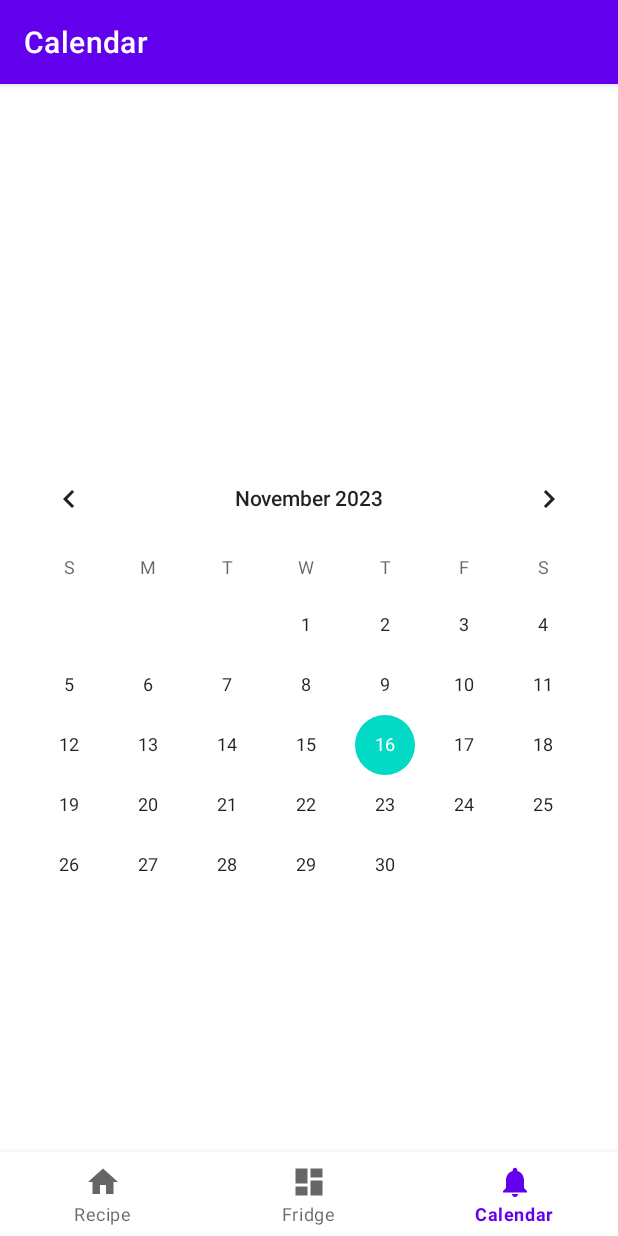
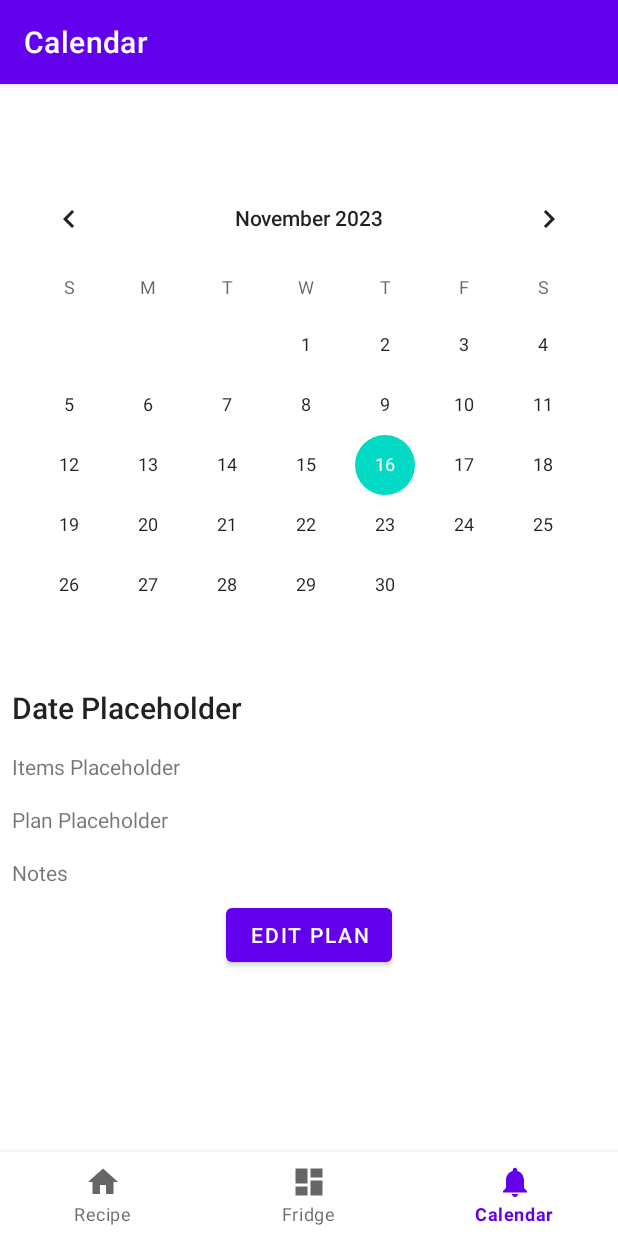
Before and after one commit to Awesomedonut/CookSmart, an Android app built with Jetpack Compose: the CalendarFragment screen opened through its navigation route, on a phone screen of 412 x 824 dp. Run offline under Robolectric (Android 15) with nearby library versions, the phone set to English and light mode, and no system bars; our stand-ins replace navigation-ui; pictures from the network do not load.

Commit message:
- Add new UI to calendar fragment - Add expiry date check in CalendarFragment - Edit button in fridge_insert

```diff
--- a/Project/app/src/main/java/com/example/cooksmart/ui/calendar/CalendarFragment.kt
+++ b/Project/app/src/main/java/com/example/cooksmart/ui/calendar/CalendarFragment.kt
@@ -1,13 +1,17 @@
 package com.example.cooksmart.ui.calendar
 
+import android.os.Build
 import android.os.Bundle
 import android.view.LayoutInflater
 import android.view.View
 import android.view.ViewGroup
 import android.widget.TextView
+import androidx.annotation.RequiresApi
 import androidx.fragment.app.Fragment
 import androidx.lifecycle.ViewModelProvider
 import com.example.cooksmart.databinding.FragmentCalendarBinding
+import java.time.LocalDate
+import java.time.temporal.ChronoUnit
 
 class CalendarFragment : Fragment() {
 
@@ -35,4 +39,11 @@ class CalendarFragment : Fragment() {
         super.onDestroyView()
         _binding = null
     }
+
+    @RequiresApi(Build.VERSION_CODES.O)
+    fun daysExpiry(expiryDate : LocalDate): Long {
+        val currentDate = LocalDate.now()
+        val days = ChronoUnit.DAYS.between(currentDate, expiryDate)
+        return days
+    }
 }
--- a/Project/app/src/main/res/layout/fragment_calendar.xml
+++ b/Project/app/src/main/res/layout/fragment_calendar.xml
@@ -1,14 +1,56 @@
 <?xml version="1.0" encoding="utf-8"?>
-<RelativeLayout xmlns:android="http://schemas.android.com/apk/res/android"
+<ScrollView xmlns:android="http://schemas.android.com/apk/res/android"
     xmlns:app="http://schemas.android.com/apk/res-auto"
     xmlns:tools="http://schemas.android.com/tools"
     android:layout_width="match_parent"
     android:layout_height="match_parent"
     tools:context=".ui.calendar.CalendarFragment">
+    <RelativeLayout
+        android:layout_height="wrap_content"
+        android:layout_width="wrap_content">
+        <CalendarView
+            android:id="@+id/calendar"
+            android:layout_width="match_parent"
+            android:layout_height="wrap_content"
+            android:layout_centerHorizontal="true"
+            android:layout_alignParentTop="true" />
 
-    <CalendarView
-        android:id="@+id/calendar"
-        android:layout_width="match_parent"
-        android:layout_height="wrap_content"
-        android:layout_centerInParent="true"/>
-</RelativeLayout>
+        <TextView
+            android:id="@+id/tvDateSelected"
+            android:layout_width="wrap_content"
+            android:layout_height="wrap_content"
+            android:layout_below="@+id/calendar"
+            android:layout_margin="8dp"
+            android:text="Date Placeholder"
+            android:textAppearance="@style/TextAppearance.AppCompat.Title"/>
+        <TextView
+            android:id="@+id/tvItemsExpiring"
+            android:layout_width="wrap_content"
+            android:layout_height="wrap_content"
+            android:layout_below="@+id/tvDateSelected"
+            android:layout_margin="8dp"
+            android:text="Items Placeholder"/>
+        <TextView
+            android:id="@+id/tvDayPlan"
+            android:layout_width="wrap_content"
+            android:layout_height="wrap_content"
+            android:layout_below="@+id/tvItemsExpiring"
+            android:layout_margin="8dp"
+            android:text="Plan Placeholder"/>
+        <TextView
+            android:id="@+id/tvNotes"
+            android:layout_width="wrap_content"
+            android:layout_height="wrap_content"
+            android:layout_below="@+id/tvDayPlan"
+            android:layout_margin="8dp"
+            android:text="Notes"/>
+        <Button
+            android:id="@+id/btnAddCalendar"
+            android:layout_width="wrap_content"
+            android:layout_height="wrap_content"
+            android:layout_below="@+id/tvNotes"
+            android:text="Edit Plan"
+            android:layout_centerHorizontal="true"/>
+
+    </RelativeLayout>
+</ScrollView>
--- a/Project/app/src/main/res/layout/fridge_insert.xml
+++ b/Project/app/src/main/res/layout/fridge_insert.xml
@@ -62,11 +62,11 @@
                 android:layout_height="wrap_content"
                 android:text="@string/date_not_set"/>
             <Space
-                android:layout_width="200dp"
+                android:layout_width="150dp"
                 android:layout_height="wrap_content"/>
             <Button
                 android:id="@+id/best_before_date_picker"
-                android:layout_width="0dp"
+                android:layout_width="wrap_content"
                 android:layout_height="wrap_content"
                 android:layout_weight="1"
                 android:hint="@string/change_date" />
```
